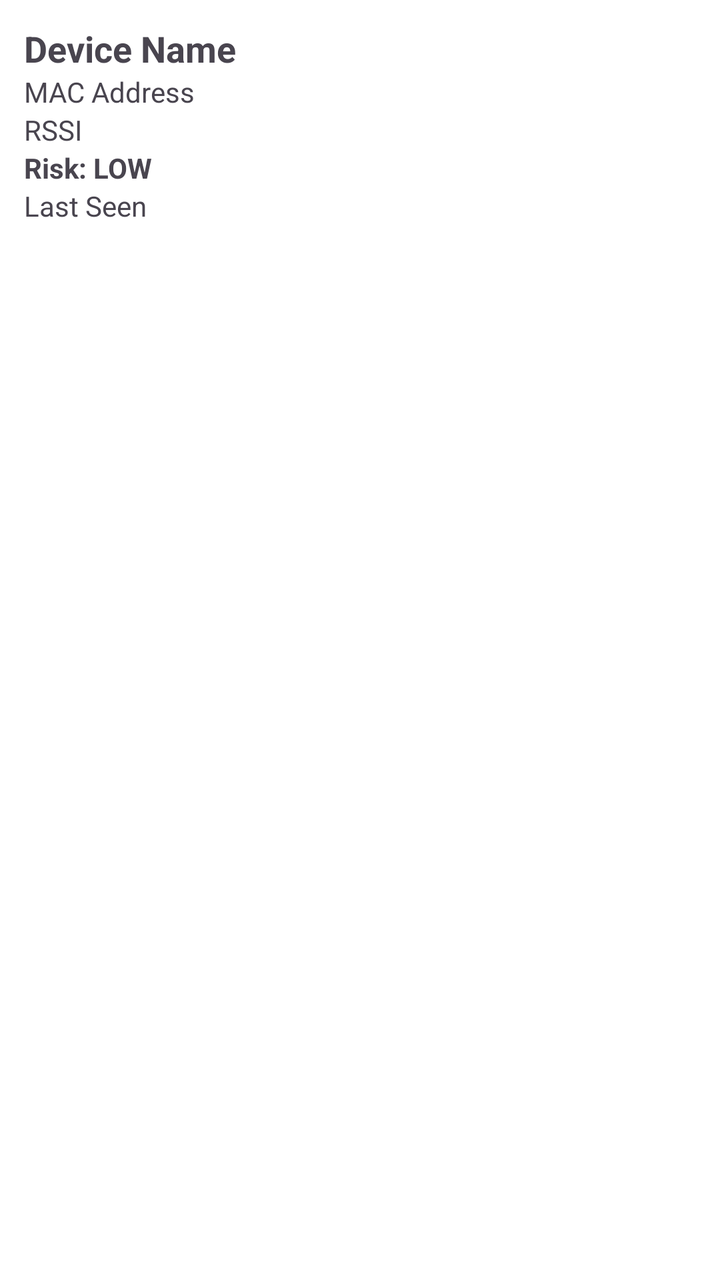
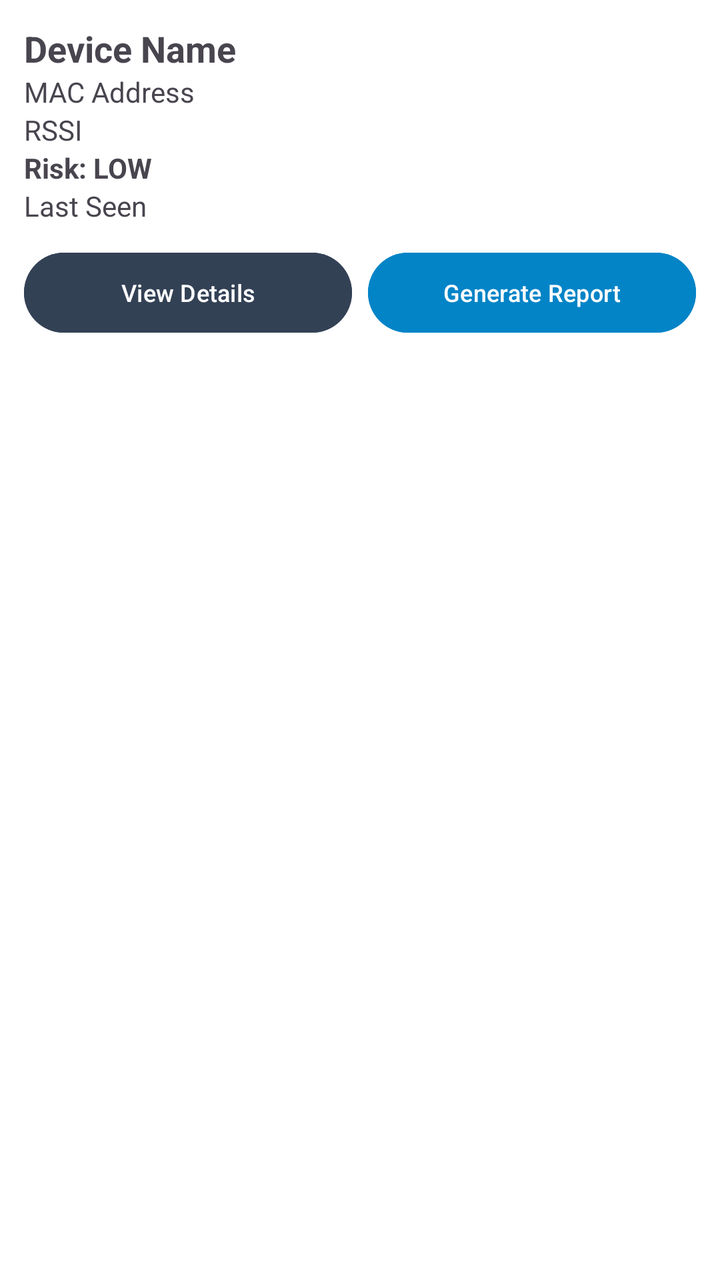

Screens rendered from an Android XML layout before and after an edit, with the pre-edit source and the edit as a unified diff.
<!-- AndroidManifest.xml: application theme Theme.SpyAware -->
<!-- res/layout/device_item.xml -->
<?xml version="1.0" encoding="utf-8"?>


<LinearLayout xmlns:android="http://schemas.android.com/apk/res/android"
    android:id="@+id/deviceCard"
    android:layout_width="match_parent"
    android:layout_height="wrap_content"
    android:orientation="vertical"
    android:padding="12dp"
    android:layout_margin="8dp"
    android:background="#FFFFFF">

    <TextView
        android:id="@+id/tvDeviceName"
        android:layout_width="wrap_content"
        android:layout_height="wrap_content"
        android:text="Device Name"
        android:textStyle="bold"
        android:textSize="18sp"/>

    <TextView
        android:id="@+id/tvMac"
        android:layout_width="wrap_content"
        android:layout_height="wrap_content"
        android:text="MAC Address"/>

    <TextView
        android:id="@+id/tvRssi"
        android:layout_width="wrap_content"
        android:layout_height="wrap_content"
        android:text="RSSI"/>

    <TextView
        android:id="@+id/tvRisk"
        android:layout_width="wrap_content"
        android:layout_height="wrap_content"
        android:text="Risk: LOW"
        android:textStyle="bold"/>

    <TextView
        android:id="@+id/tvLastSeen"
        android:layout_width="wrap_content"
        android:layout_height="wrap_content"
        android:text="Last Seen"/>

</LinearLayout>
<!-- resources referenced by this layout -->
<resources>
  <style name="Theme.SpyAware" parent="Base.Theme.SpyAware" />
  <style name="Base.Theme.SpyAware" parent="Theme.Material3.DayNight.NoActionBar">
          
          
      </style>
</resources>

<!-- the commit's change to res/layout/device_item.xml (unified diff, before → after) -->
@@ -43,4 +43,34 @@
         android:layout_height="wrap_content"
         android:text="Last Seen"/>
 
+    <LinearLayout
+        android:layout_width="match_parent"
+        android:layout_height="wrap_content"
+        android:orientation="horizontal"
+        android:layout_marginTop="10dp">
+
+        <Button
+            android:id="@+id/btnViewDetails"
+            android:layout_width="0dp"
+            android:layout_height="wrap_content"
+            android:layout_weight="1"
+            android:text="View Details"
+            android:textSize="12sp"
+            android:layout_marginEnd="4dp"
+            android:backgroundTint="#334155"
+            android:textColor="#FFFFFF" />
+
+        <Button
+            android:id="@+id/btnGenerateReport"
+            android:layout_width="0dp"
+            android:layout_height="wrap_content"
+            android:layout_weight="1"
+            android:text="Generate Report"
+            android:textSize="12sp"
+            android:layout_marginStart="4dp"
+            android:backgroundTint="#0284C7"
+            android:textColor="#FFFFFF" />
+
+    </LinearLayout>
+
 </LinearLayout>
